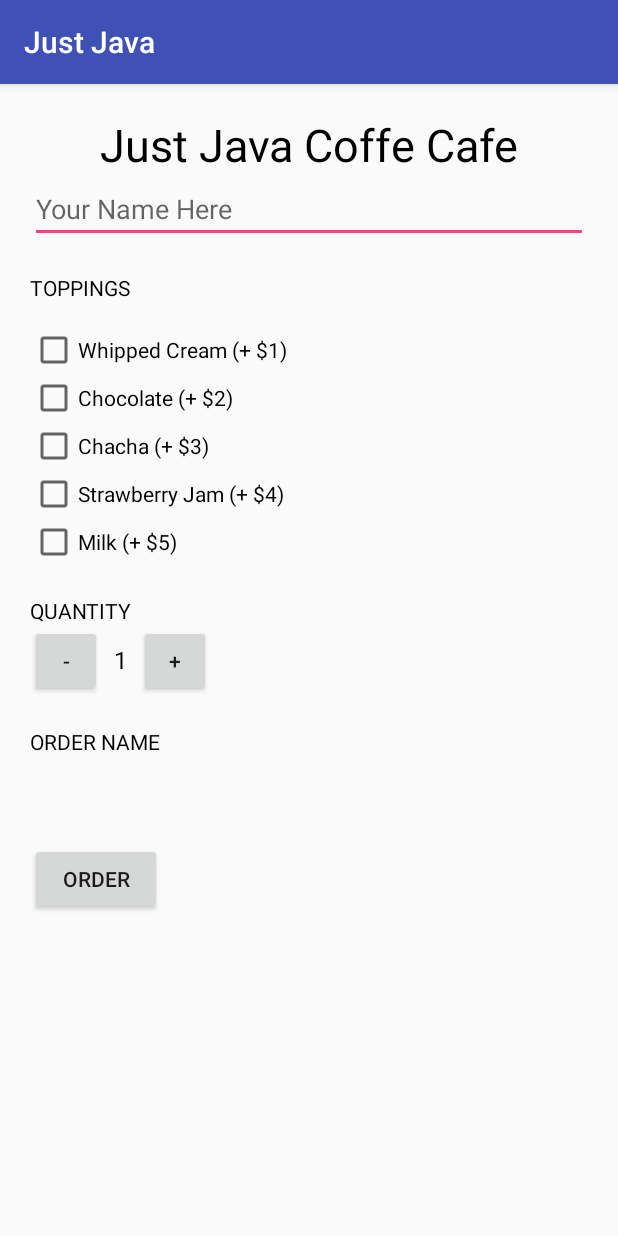
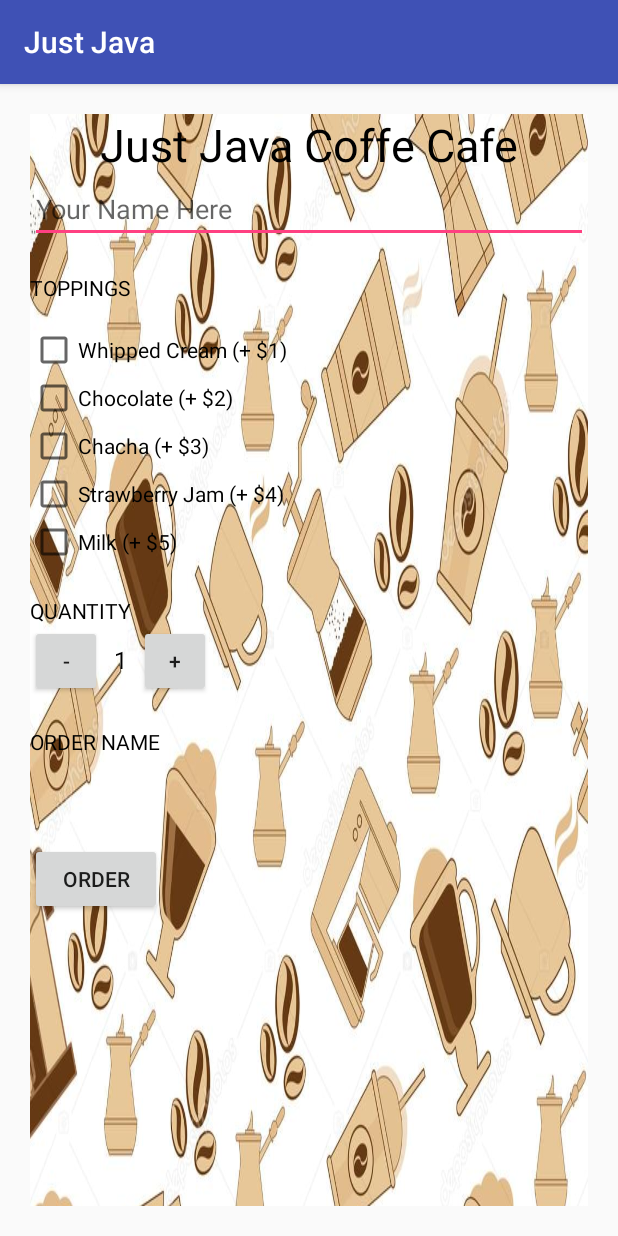
Before and after one commit to Dzakdzaks/JustJava, an Android app: the screen it shows after launch (MainActivity), on a phone screen of 412 x 824 dp. Run offline under Robolectric (Android 15) with nearby library versions, the phone set to English and light mode, and no system bars.

Commit message:
ini yang baru dengan command kedaa

```diff
--- a/app/src/main/res/layout/activity_main.xml
+++ b/app/src/main/res/layout/activity_main.xml
@@ -10,8 +10,8 @@
     <LinearLayout
         android:layout_width="match_parent"
         android:layout_height="match_parent"
-        android:orientation="vertical">
-
+        android:orientation="vertical"
+        android:background="@drawable/coffee">
         <TextView
             android:layout_width="match_parent"
             android:layout_height="wrap_content"
```
Also changed, not shown: app/src/main/res/drawable/coffee.jpg (added), app/src/main/res/drawable/coffer.jpg (added).
